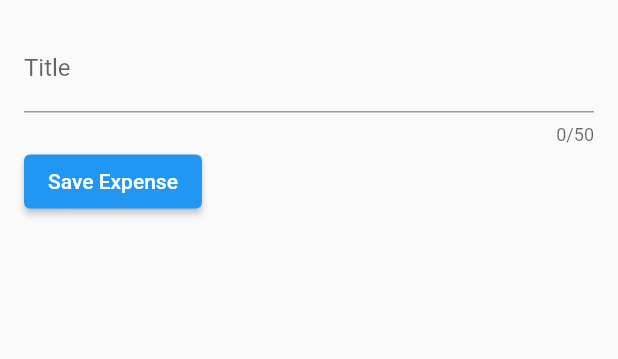
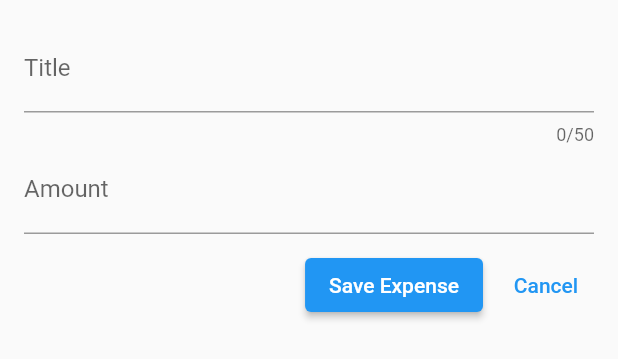
Before and after one commit to MattiaLR95/expense_tracker_flutter, a Flutter app: the NewExpense widget shown alone on an empty page, opened directly, on a phone screen of 412 x 824 dp. Shown: the top 359 px of the screen. Run offline on Flutter 3.47's test engine with Material 2 defaults, Android fonts, the phone set to English and light mode, and no system bars.

Commit message:
Implementato inserimento prezzo

```diff
--- a/lib/widgets/new_expense.dart
+++ b/lib/widgets/new_expense.dart
@@ -11,10 +11,12 @@ class NewExpense extends StatefulWidget {
 
 class _NewExpense extends State<NewExpense> {
   final _titleController = TextEditingController();
+  final _amountController = TextEditingController();
 
   @override
   void dispose() {
     _titleController.dispose();
+    _amountController.dispose();
     super.dispose();
   }
 
@@ -36,11 +38,27 @@ class _NewExpense extends State<NewExpense> {
             keyboardType: TextInputType.name,
             decoration: const InputDecoration(label: Text('Title')),
           ),
+          TextField(
+            controller: _amountController,
+            keyboardType: TextInputType.name,
+            decoration: const InputDecoration(
+              label: Text('Amount'),
+              prefixText: '\$'),
+          ),
+          const SizedBox(height: 10,),
           Row(
+            mainAxisAlignment: MainAxisAlignment.end,
             children: [
               ElevatedButton(
                 onPressed: () {},
                 child: const Text('Save Expense'),
+              ),
+              const Padding(
+                padding: EdgeInsets.symmetric(horizontal: 5),
+              ),
+              TextButton(
+                onPressed: () {},
+                child: const Text('Cancel'),
               ),
             ],
           )
```
